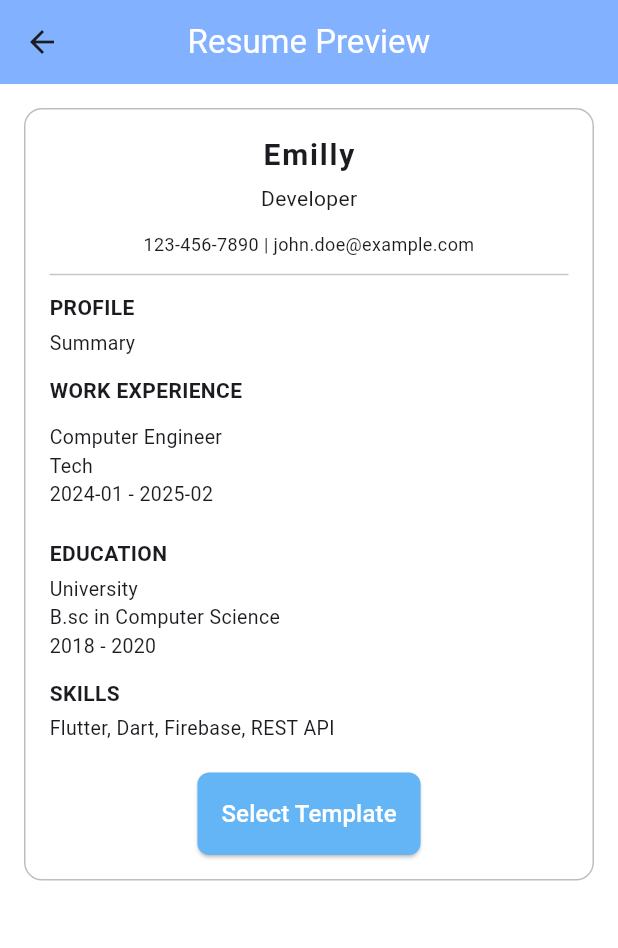
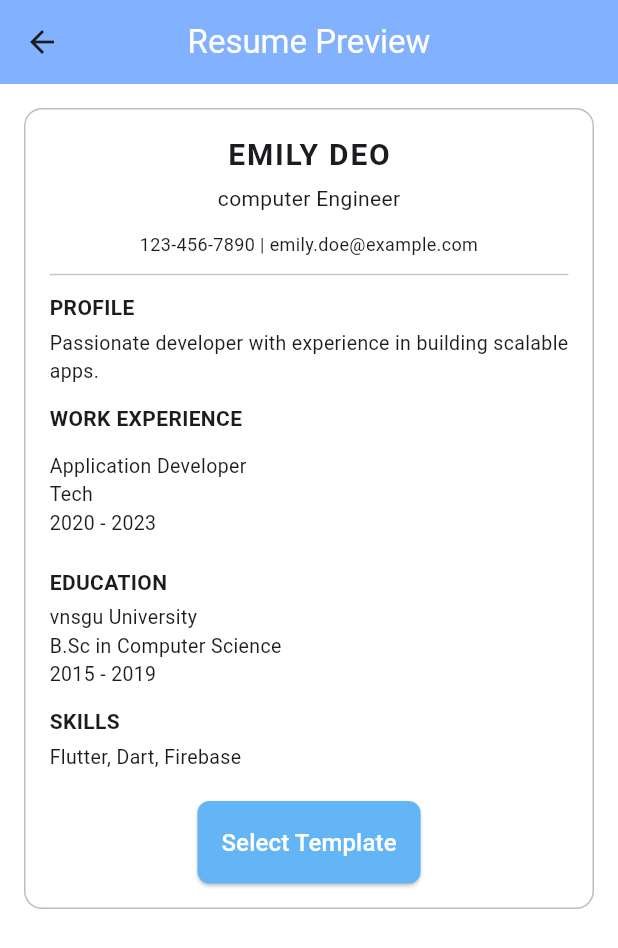
Before and after one commit to Nirali0306/Resume_builder, a Flutter app: the screen it shows after launch, after a tap on "Generate Resume", on a phone screen of 412 x 824 dp. Shown: the top 948 px of the screen. Run offline on Flutter 3.47's test engine with Material 3 defaults, Android fonts, the phone set to English and light mode, and no system bars; our stand-ins replace shared_preferences.

Commit message:
creating model class and add user details and show details in  resume template

```diff
--- a/lib/main.dart
+++ b/lib/main.dart
@@ -1,5 +1,5 @@
 import 'package:flutter/material.dart';
-import 'package:resume_builder/modules/view/add_datails_screen.dart';
+import 'package:resume_builder/modules/view/add_details_screen.dart';
 
 void main() {
   runApp(const MyApp());
--- /dev/null
+++ b/lib/modules/model/resume_model.dart
@@ -0,0 +1,36 @@
+class ResumeModel {
+  final String jobTitle;
+  final String name;
+  final String phone;
+  final String email;
+  final String summary;
+
+  final String company;
+  final String role;
+  final String duration;
+
+  final String education;
+  final String degree;
+  final String year;
+
+  final String skill1;
+  final String skill2;
+  final String skill3;
+
+  ResumeModel({
+    required this.jobTitle,
+    required this.name,
+    required this.phone,
+    required this.email,
+    required this.summary,
+    required this.company,
+    required this.role,
+    required this.duration,
+    required this.education,
+    required this.degree,
+    required this.year,
+    required this.skill1,
+    required this.skill2,
+    required this.skill3,
+  });
+}
--- a/lib/modules/view/add_datails_screen.dart
+++ /dev/null
@@ -1,140 +0,0 @@
-import 'package:flutter/material.dart';
-import 'package:resume_builder/modules/view/home_screen.dart';
-
-class AddDetailScreen extends StatefulWidget {
-  const AddDetailScreen({super.key});
-
-  @override
-  State<AddDetailScreen> createState() => _AddDetailScreenState();
-}
-
-class _AddDetailScreenState extends State<AddDetailScreen> {
-  final _formKey = GlobalKey<FormState>();
-
-  bool isExperienceExpanded = false;
-  bool isEducationExpanded = false;
-  bool isSkillsExpanded = false;
-
-  @override
-  Widget build(BuildContext context) {
-    return Scaffold(
-      backgroundColor: Colors.white,
-      appBar: AppBar(
-        backgroundColor: Colors.blueAccent.shade100,
-        centerTitle: true,
-        title: Text("Enter details", style: TextStyle(color: Colors.white)),
-      ),
-      body: SingleChildScrollView(
-        padding: EdgeInsets.all(16),
-        child: Form(
-          key: _formKey,
-          child: Column(
-            crossAxisAlignment: CrossAxisAlignment.start,
-            children: [
-              Text(
-                "PROFILE SECTION",
-                style: TextStyle(fontWeight: FontWeight.bold, fontSize: 16),
-              ),
-              SizedBox(height: 16),
-              buildTextField("Job Title"),
-              buildTextField("Name"),
-              buildTextField("Phone number", keyboardType: TextInputType.phone),
-              buildTextField("Email", keyboardType: TextInputType.emailAddress),
-              buildTextField("Summary", maxLines: 3),
-              SizedBox(height: 24),
-              buildExpandableHeader("EXPERIENCE SECTION", () {
-                setState(() {
-                  isExperienceExpanded = !isExperienceExpanded;
-                });
-              }),
-              if (isExperienceExpanded) ...[
-                buildTextField("Company"),
-                buildTextField("Role"),
-                buildTextField("Duration"),
-              ],
-              SizedBox(height: 16),
-              buildExpandableHeader("EDUCATION SECTION", () {
-                setState(() {
-                  isEducationExpanded = !isEducationExpanded;
-                });
-              }),
-              if (isEducationExpanded) ...[
-                buildTextField("School / College"),
-                buildTextField("Degree"),
-                buildTextField("Year"),
-              ],
-              SizedBox(height: 16),
-              buildExpandableHeader("SKILLS SECTION", () {
-                setState(() {
-                  isSkillsExpanded = !isSkillsExpanded;
-                });
-              }),
-              if (isSkillsExpanded) ...[
-                buildTextField("Skill 1"),
-                buildTextField("Skill 2"),
-                buildTextField("Skill 3"),
-              ],
-              SizedBox(height: 30),
-              SizedBox(
-                width: double.infinity,
-                child: ElevatedButton(
-                  style: ElevatedButton.styleFrom(
-                    backgroundColor: Colors.blue.shade300,
-                    padding: EdgeInsets.symmetric(vertical: 16),
-                    shape: RoundedRectangleBorder(
-                      borderRadius: BorderRadius.circular(8),
-                    ),
-                  ),
-                  onPressed: () {
-                    Navigator.push(
-                      context,
-                      MaterialPageRoute(builder: (context) => HomeScreen()),
-                    );
-                  },
-                  child: Text(
-                    "Generate Resume",
-                    style: TextStyle(fontSize: 16, color: Colors.white),
-                  ),
-                ),
-              ),
-            ],
-          ),
-        ),
-      ),
-    );
-  }
-
-  Widget buildTextField(
-    String label, {
-    TextInputType keyboardType = TextInputType.text,
-    int maxLines = 1,
-  }) {
-    return Padding(
-      padding: EdgeInsets.only(bottom: 16),
-      child: TextFormField(
-        keyboardType: keyboardType,
-        maxLines: maxLines,
-        decoration: InputDecoration(
-          labelText: label,
-          border: OutlineInputBorder(),
-        ),
-      ),
-    );
-  }
-
-  Widget buildExpandableHeader(String title, VoidCallback onTap) {
-    return GestureDetector(
-      onTap: onTap,
-      child: Row(
-        mainAxisAlignment: MainAxisAlignment.spaceBetween,
-        children: [
-          Text(
-            title,
-            style: TextStyle(fontWeight: FontWeight.w600, fontSize: 15),
-          ),
-          Icon(Icons.add_circle, color: Colors.blue),
-        ],
-      ),
-    );
-  }
-}
--- /dev/null
+++ b/lib/modules/view/add_details_screen.dart
@@ -0,0 +1,224 @@
+import 'package:flutter/material.dart';
+import 'package:resume_builder/modules/model/resume_model.dart';
+import 'package:resume_builder/modules/view/home_screen.dart';
+
+class AddDetailScreen extends StatefulWidget {
+  const AddDetailScreen({super.key});
+
+  @override
+  State<AddDetailScreen> createState() => _AddDetailScreenState();
+}
+
+class _AddDetailScreenState extends State<AddDetailScreen> {
+  final _formKey = GlobalKey<FormState>();
+
+  bool isExperienceExpanded = false;
+  bool isEducationExpanded = false;
+  bool isSkillsExpanded = false;
+
+  final jobTitleController = TextEditingController();
+  final nameController = TextEditingController();
+  final phoneController = TextEditingController();
+  final emailController = TextEditingController();
+  final summaryController = TextEditingController();
+
+  final companyController = TextEditingController();
+  final roleController = TextEditingController();
+  final durationController = TextEditingController();
+
+  final schoolController = TextEditingController();
+  final degreeController = TextEditingController();
+  final yearController = TextEditingController();
+
+  final skill1Controller = TextEditingController();
+  final skill2Controller = TextEditingController();
+  final skill3Controller = TextEditingController();
+
+  void _clearAllFields() {
+    jobTitleController.clear();
+    nameController.clear();
+    phoneController.clear();
+    emailController.clear();
+    summaryController.clear();
+
+    companyController.clear();
+    roleController.clear();
+    durationController.clear();
+
+    schoolController.clear();
+    degreeController.clear();
+    yearController.clear();
+
+    skill1Controller.clear();
+    skill2Controller.clear();
+    skill3Controller.clear();
+
+    setState(() {
+      isExperienceExpanded = false;
+      isEducationExpanded = false;
+      isSkillsExpanded = false;
+    });
+  }
+
+  @override
+  Widget build(BuildContext context) {
+    return Scaffold(
+      backgroundColor: Colors.white,
+      appBar: AppBar(
+        backgroundColor: Colors.blueAccent.shade100,
+        centerTitle: true,
+        title: Text("Enter details", style: TextStyle(color: Colors.white)),
+      ),
+      body: SingleChildScrollView(
+        padding: EdgeInsets.all(16),
+        child: Form(
+          key: _formKey,
+          child: Column(
+            crossAxisAlignment: CrossAxisAlignment.start,
+            children: [
+              Text(
+                "PROFILE SECTION",
+                style: TextStyle(fontWeight: FontWeight.bold, fontSize: 16),
+              ),
+              SizedBox(height: 16),
+              buildTextField("Job Title", controller: jobTitleController),
+              buildTextField("Name", controller: nameController),
+              buildTextField(
+                "Phone number",
+                keyboardType: TextInputType.phone,
+                controller: phoneController,
+              ),
+              buildTextField(
+                "Email",
+                keyboardType: TextInputType.emailAddress,
+                controller: emailController,
+              ),
+              buildTextField(
+                "Summary",
+                maxLines: 3,
+                controller: summaryController,
+              ),
+              SizedBox(height: 24),
+              buildExpandableHeader("EXPERIENCE SECTION", () {
+                setState(() {
+                  isExperienceExpanded = !isExperienceExpanded;
+                });
+              }),
+              if (isExperienceExpanded) ...[
+                buildTextField("Company", controller: companyController),
+                buildTextField("Role", controller: roleController),
+                buildTextField("Duration", controller: durationController),
+              ],
+              SizedBox(height: 16),
+              buildExpandableHeader("EDUCATION SECTION", () {
+                setState(() {
+                  isEducationExpanded = !isEducationExpanded;
+                });
+              }),
+              if (isEducationExpanded) ...[
+                buildTextField(
+                  "School / College",
+                  controller: schoolController,
+                ),
+                buildTextField("Degree", controller: degreeController),
+                buildTextField("Year", controller: yearController),
+              ],
+              SizedBox(height: 16),
+              buildExpandableHeader("SKILLS SECTION", () {
+                setState(() {
+                  isSkillsExpanded = !isSkillsExpanded;
+                });
+              }),
+              if (isSkillsExpanded) ...[
+                buildTextField("Skill 1", controller: skill1Controller),
+                buildTextField("Skill 2", controller: skill2Controller),
+                buildTextField("Skill 3", controller: skill3Controller),
+              ],
+              SizedBox(height: 30),
+              SizedBox(
+                width: double.infinity,
+                child: ElevatedButton(
+                  style: ElevatedButton.styleFrom(
+                    backgroundColor: Colors.blue.shade300,
+                    padding: EdgeInsets.symmetric(vertical: 16),
+                    shape: RoundedRectangleBorder(
+                      borderRadius: BorderRadius.circular(8),
+                    ),
+                  ),
+                  onPressed: () async {
+                    final resumeData = ResumeModel(
+                      jobTitle: jobTitleController.text,
+                      name: nameController.text,
+                      phone: phoneController.text,
+                      email: emailController.text,
+                      summary: summaryController.text,
+                      company: companyController.text,
+                      role: roleController.text,
+                      duration: durationController.text,
+                      education: schoolController.text,
+                      degree: degreeController.text,
+                      year: yearController.text,
+                      skill1: skill1Controller.text,
+                      skill2: skill2Controller.text,
+                      skill3: skill3Controller.text,
+                    );
+
+                    _clearAllFields();
+
+                    Navigator.push(
+                      context,
+                      MaterialPageRoute(
+                        builder:
+                            (context) => HomeScreen(resumeModel: resumeData),
+                      ),
+                    );
+                  },
+                  child: Text(
+                    "Generate Resume",
+                    style: TextStyle(fontSize: 16, color: Colors.white),
+                  ),
+                ),
+              ),
+            ],
+          ),
+        ),
+      ),
+    );
+  }
+
+  Widget buildTextField(
+    String label, {
+    TextInputType keyboardType = TextInputType.text,
+    int maxLines = 1,
+    TextEditingController? controller,
+  }) {
+    return Padding(
+      padding: EdgeInsets.only(bottom: 16),
+      child: TextFormField(
+        controller: controller,
+        keyboardType: keyboardType,
+        maxLines: maxLines,
+        decoration: InputDecoration(
+          labelText: label,
+          border: OutlineInputBorder(),
+        ),
+      ),
+    );
+  }
+
+  Widget buildExpandableHeader(String title, VoidCallback onTap) {
+    return GestureDetector(
+      onTap: onTap,
+      child: Row(
+        mainAxisAlignment: MainAxisAlignment.spaceBetween,
+        children: [
+          Text(
+            title,
+            style: TextStyle(fontWeight: FontWeight.w600, fontSize: 15),
+          ),
+          Icon(Icons.add_circle, color: Colors.blue),
+        ],
+      ),
+    );
+  }
+}
--- a/lib/modules/view/home_screen.dart
+++ b/lib/modules/view/home_screen.dart
@@ -1,13 +1,34 @@
+import 'dart:convert';
+
 import 'package:flutter/material.dart';
+import 'package:resume_builder/modules/model/resume_model.dart';
+import 'package:shared_preferences/shared_preferences.dart';
 
 class HomeScreen extends StatefulWidget {
-  const HomeScreen({super.key});
+  final ResumeModel? resumeModel;
+
+  const HomeScreen({super.key, this.resumeModel});
 
   @override
   State<HomeScreen> createState() => _HomeScreenState();
 }
 
 class _HomeScreenState extends State<HomeScreen> {
+
+  String _buildSkillsText(ResumeModel data) {
+    List<String> skills = [];
+
+    if (data.skill1.trim().isNotEmpty) skills.add(data.skill1);
+    if (data.skill2.trim().isNotEmpty) skills.add(data.skill2);
+    if (data.skill3.trim().isNotEmpty) skills.add(data.skill3);
+
+    return skills.isEmpty ? "Flutter, Dart, Firebase" : skills.join(', ');
+  }
+
+  String withFallback(String value, String fallback) {
+    return value.trim().isEmpty ? fallback : value.trim();
+  }
+
   @override
   Widget build(BuildContext context) {
     return Scaffold(
@@ -31,6 +52,7 @@ class _HomeScreenState extends State<HomeScreen> {
   }
 
   Widget buildResumeCard(BuildContext context) {
+    final resumeModel = widget.resumeModel;
     return Container(
       decoration: BoxDecoration(
         border: Border.all(color: Colors.grey.shade400),
@@ -48,7 +70,7 @@ class _HomeScreenState extends State<HomeScreen> {
                 child: Column(
                   children: [
                     Text(
-                      "Emilly",
+                      withFallback(resumeModel!.name, "Emily deo").toUpperCase(),
                       style: TextStyle(
                         fontWeight: FontWeight.bold,
                         fontSize: 20,
@@ -56,7 +78,10 @@ class _HomeScreenState extends State<HomeScreen> {
                       ),
                     ),
                     SizedBox(height: 4),
-                    Text("Developer", style: TextStyle(fontSize: 14)),
+                    Text(
+                      withFallback(resumeModel.jobTitle, "computer Engineer"),
+                      style: TextStyle(fontSize: 14),
+                    ),
                   ],
                 ),
               ),
@@ -65,7 +90,7 @@ class _HomeScreenState extends State<HomeScreen> {
           SizedBox(height: 12),
           Center(
             child: Text(
-              "123-456-7890 | john.doe@example.com",
+              "${withFallback(resumeModel.phone, "123-456-7890")} | ${withFallback(resumeModel.email, "emily.doe@example.com")}",
               style: TextStyle(fontSize: 12),
               textAlign: TextAlign.center,
             ),
@@ -74,7 +99,10 @@ class _HomeScreenState extends State<HomeScreen> {
           Text("PROFILE", style: TextStyle(fontWeight: FontWeight.bold)),
           SizedBox(height: 4),
           Text(
-            "Summary",
+            withFallback(
+              resumeModel.summary,
+              "Passionate developer with experience in building scalable apps.",
+            ),
             style: TextStyle(fontSize: 13),
           ),
           SizedBox(height: 12),
@@ -84,18 +112,17 @@ class _HomeScreenState extends State<HomeScreen> {
           ),
           SizedBox(height: 4),
           buildWorkItem(
-            "Computer Engineer",
-            "Tech",
-            "2024-01 - 2025-02"
+            withFallback(resumeModel.role, "Application Developer"),
+            withFallback(resumeModel.company, "Tech"),
+            withFallback(resumeModel.duration, "2020 - 2023"),
           ),
           SizedBox(height: 12),
-           Text(
-            "EDUCATION",
-            style: TextStyle(fontWeight: FontWeight.bold),
-          ),
+          Text("EDUCATION", style: TextStyle(fontWeight: FontWeight.bold)),
           SizedBox(height: 4),
           Text(
-            "University\nB.sc in Computer Science\n2018 - 2020",
+            "${withFallback(resumeModel.education, "vnsgu University")}\n"
+            "${withFallback(resumeModel.degree, "B.Sc in Computer Science")}\n"
+            "${withFallback(resumeModel.year, "2015 - 2019")}",
             style: TextStyle(fontSize: 13),
           ),
 
@@ -104,26 +131,26 @@ class _HomeScreenState extends State<HomeScreen> {
           // Skills
           Text("SKILLS", style: TextStyle(fontWeight: FontWeight.bold)),
           SizedBox(height: 4),
-           Text(
-            "Flutter, Dart, Firebase, REST API",
-            style: TextStyle(fontSize: 13),
-          ),
+          Text(_buildSkillsText(resumeModel), style: TextStyle(fontSize: 13)),
 
           SizedBox(height: 20),
           Center(
-            child:  ElevatedButton(
+            child: ElevatedButton(
               style: ElevatedButton.styleFrom(
                 backgroundColor: Colors.blue.shade300,
-                    padding: const EdgeInsets.symmetric(vertical: 16,horizontal: 16),
+                padding: const EdgeInsets.symmetric(
+                  vertical: 16,
+                  horizontal: 16,
+                ),
                 shape: RoundedRectangleBorder(
                   borderRadius: BorderRadius.circular(8),
                 ),
               ),
               onPressed: () {
-                    Navigator.push(
-                      context,
-                      MaterialPageRoute(builder: (context) => HomeScreen()),
-                    );
+                // Navigator.push(
+                //   context,
+                //   MaterialPageRoute(builder: (context) => HomeScreen()),
+                // );
               },
               child: const Text(
                 "Select Template",
@@ -136,11 +163,7 @@ class _HomeScreenState extends State<HomeScreen> {
     );
   }
 
-  Widget buildWorkItem(
-    String role,
-    String company,
-    String duration,
-  ) {
+  Widget buildWorkItem(String role, String company, String duration) {
     return Padding(
       padding: const EdgeInsets.only(top: 8.0, bottom: 8),
       child: Column(
--- a/pubspec.yaml
+++ b/pubspec.yaml
@@ -34,6 +34,7 @@ dependencies:
   # The following adds the Cupertino Icons font to your application.
   # Use with the CupertinoIcons class for iOS style icons.
   cupertino_icons: ^1.0.8
+  shared_preferences: ^2.5.3
 
 dev_dependencies:
   flutter_test:
```
Also changed, not shown: pubspec.lock. Lines whose indentation alone changed are shown as unchanged.
